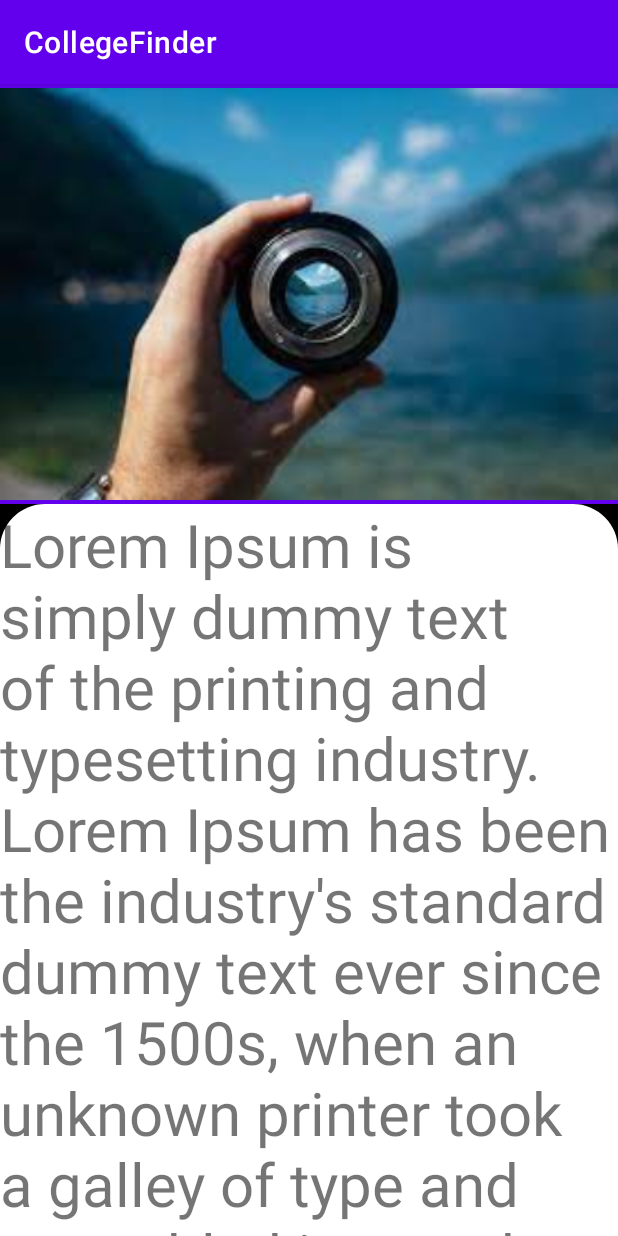
After one commit to NamanHimmatramka/College-Finder, an Android app: the CollegeInfoActivity screen opened directly, with no data from a screen before it, on a phone screen of 412 x 824 dp. The commit adds this screen. Run offline under Robolectric (Android 15) with nearby library versions, the phone set to English and light mode, and no system bars.

Commit message:
College Info UI Collapsing Toolbar

```diff
--- /dev/null
+++ b/app/src/main/java/com/example/collegefinder/CollegeInfoActivity.java
@@ -0,0 +1,14 @@
+package com.example.collegefinder;
+
+import androidx.appcompat.app.AppCompatActivity;
+
+import android.os.Bundle;
+
+public class CollegeInfoActivity extends AppCompatActivity {
+
+    @Override
+    protected void onCreate(Bundle savedInstanceState) {
+        super.onCreate(savedInstanceState);
+        setContentView(R.layout.activity_college_info);
+    }
+}
--- /dev/null
+++ b/app/src/main/res/drawable/college_info_bg.xml
@@ -0,0 +1,7 @@
+<?xml version="1.0" encoding="utf-8"?>
+<shape xmlns:android="http://schemas.android.com/apk/res/android">
+
+    <solid android:color="#ffffff"/>
+    <corners android:topLeftRadius="30dp"
+        android:topRightRadius="30dp"/>
+</shape>
--- /dev/null
+++ b/app/src/main/res/layout/activity_college_info.xml
@@ -0,0 +1,45 @@
+<?xml version="1.0" encoding="utf-8"?>
+<androidx.coordinatorlayout.widget.CoordinatorLayout xmlns:android="http://schemas.android.com/apk/res/android"
+    xmlns:app="http://schemas.android.com/apk/res-auto"
+    xmlns:tools="http://schemas.android.com/tools"
+    android:layout_width="match_parent"
+    android:layout_height="match_parent"
+    android:background="@color/black"
+    tools:context=".CollegeInfoActivity">
+
+    <com.google.android.material.appbar.AppBarLayout
+        android:layout_width="match_parent"
+        android:layout_height="280dp"
+        android:fitsSystemWindows="true"
+        >
+        <com.google.android.material.appbar.CollapsingToolbarLayout
+            android:layout_width="match_parent"
+            android:layout_height="match_parent"
+            android:fitsSystemWindows="true"
+            app:contentScrim="?attr/colorPrimary"
+            app:layout_scrollFlags="scroll|snap|exitUntilCollapsed"
+            >
+
+            <ImageView
+                android:layout_width="match_parent"
+                android:layout_height="match_parent"
+                android:src="@drawable/download"
+                app:layout_collapseMode="parallax"
+                />
+        </com.google.android.material.appbar.CollapsingToolbarLayout>
+    </com.google.android.material.appbar.AppBarLayout>
+
+    <androidx.core.widget.NestedScrollView
+        android:layout_width="match_parent"
+        android:layout_height="match_parent"
+        app:layout_behavior="com.google.android.material.appbar.AppBarLayout$ScrollingViewBehavior"
+        android:background="@drawable/college_info_bg">
+
+        <TextView
+            android:layout_width="match_parent"
+            android:layout_height="match_parent"
+            android:textSize="40sp"
+            android:text="Lorem Ipsum is simply dummy text of the printing and typesetting industry. Lorem Ipsum has been the industry's standard dummy text ever since the 1500s, when an unknown printer took a galley of type and scrambled it to make a type specimen book. It has survived not only five centuries, but also the leap into electronic typesetting, remaining essentially unchanged. It was popularised in the 1960s with the release of Letraset sheets containing Lorem Ipsum passages, and more recently with desktop publishing software like Aldus PageMaker including versions of Lorem Ipsum"/>
+    </androidx.core.widget.NestedScrollView>
+
+</androidx.coordinatorlayout.widget.CoordinatorLayout>
--- a/build.gradle
+++ b/build.gradle
@@ -16,7 +16,7 @@ allprojects {
     repositories {
         google()
         mavenCentral()
-        jcenter() // Warning: this repository is going to shut down soon
+        //jcenter() // Warning: this repository is going to shut down soon
     }
 }
 
```
Also changed, not shown: app/src/main/AndroidManifest.xml (+7 -3 lines), app/src/main/java/com/example/collegefinder/MainActivity.java (+43 -30 lines), app/src/main/res/layout/activity_main.xml (+6 -9 lines), app/src/main/res/drawable-v24/download.png (added).
